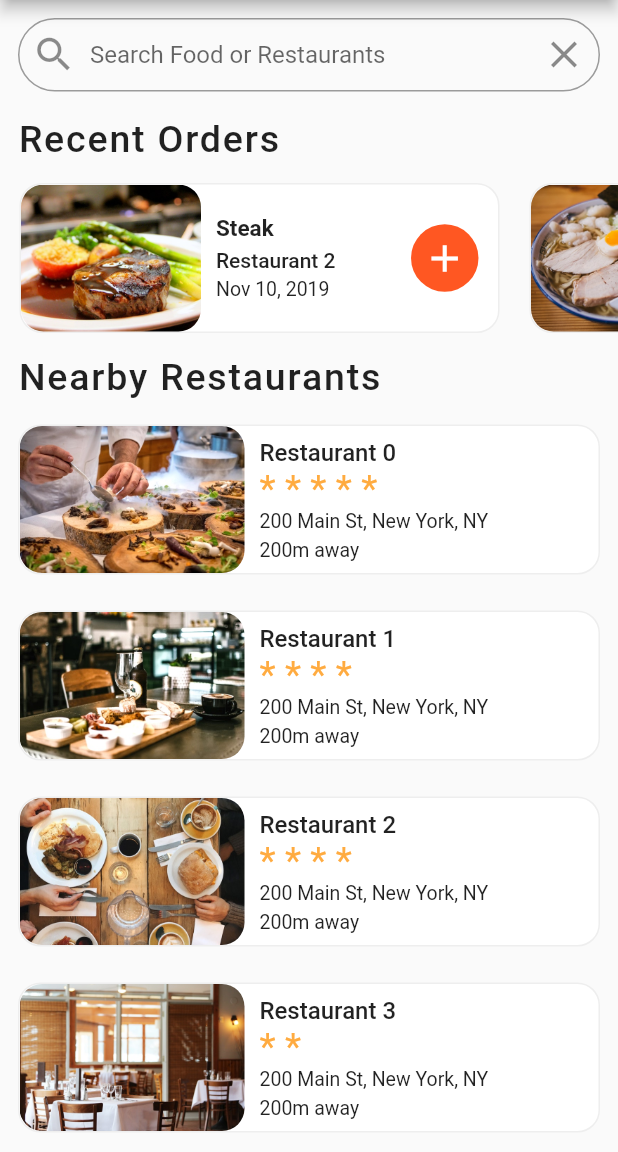
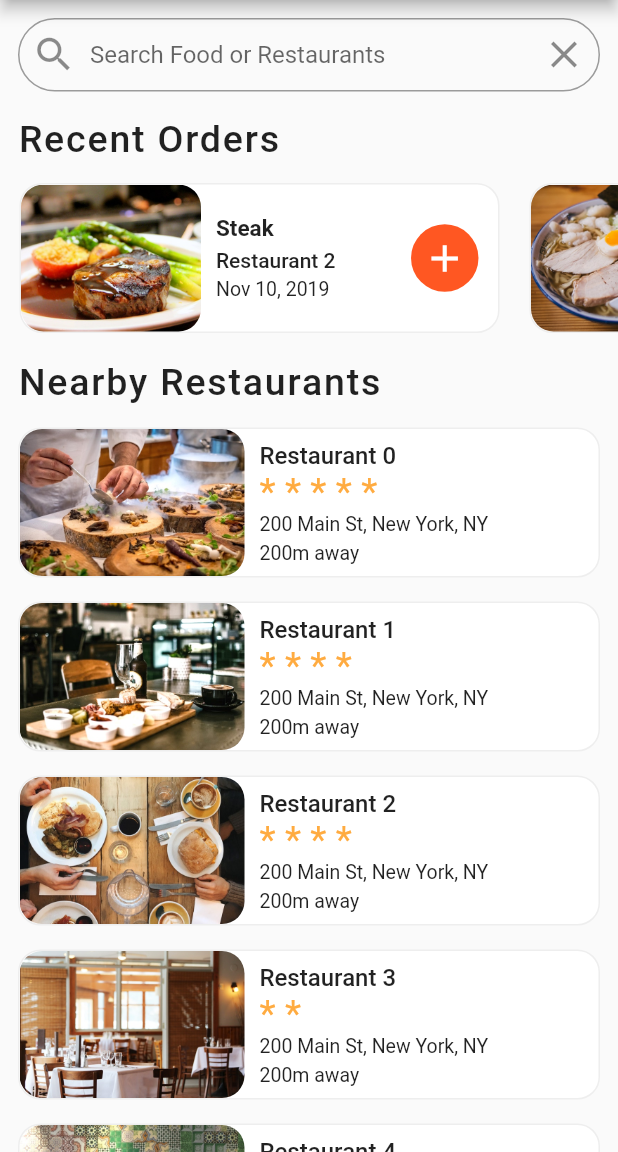
Before and after one commit to siyamulislam/food-delivery-app, a Flutter app: the screen it shows after launch, on a phone screen of 412 x 824 dp, the part 84-1236 px from its top. Run offline on Flutter 3.47's test engine with Material 2 defaults, Android fonts, the phone set to English and light mode, and no system bars.

Commit message:
physic bouncing to home list view

```diff
--- a/lib/screens/home_screen.dart
+++ b/lib/screens/home_screen.dart
@@ -35,6 +35,7 @@ class _HomeScreenState extends State<HomeScreen> {
       ),
       body: ListView(
         // physics: BouncingScrollPhysics(),
+        physics: BouncingScrollPhysics(),
         children: [
           Padding(
             padding: const EdgeInsets.all(12.0),
--- a/lib/widgets/nearby_restaurant.dart
+++ b/lib/widgets/nearby_restaurant.dart
@@ -16,7 +16,7 @@ class NearbyRestaurant extends StatelessWidget {
       crossAxisAlignment: CrossAxisAlignment.start,
       children: [
         const Padding(
-          padding: EdgeInsets.symmetric(horizontal: 12.0, vertical: 5.0),
+          padding: EdgeInsets.symmetric(horizontal: 12.0, vertical: 8.0),
           child: Text(
             "Nearby Restaurants",
             style: TextStyle(
@@ -33,7 +33,7 @@ class NearbyRestaurant extends StatelessWidget {
     restaurants.forEach((Restaurant restaurant) {
       restaurantList.add(Container(
         height: 100,
-        margin: const EdgeInsets.all(12.0),
+        margin: const EdgeInsets.symmetric(horizontal: 12.0,vertical: 8),
         decoration: BoxDecoration(
             color: Colors.white,
             borderRadius: BorderRadius.circular(15.0),
```
